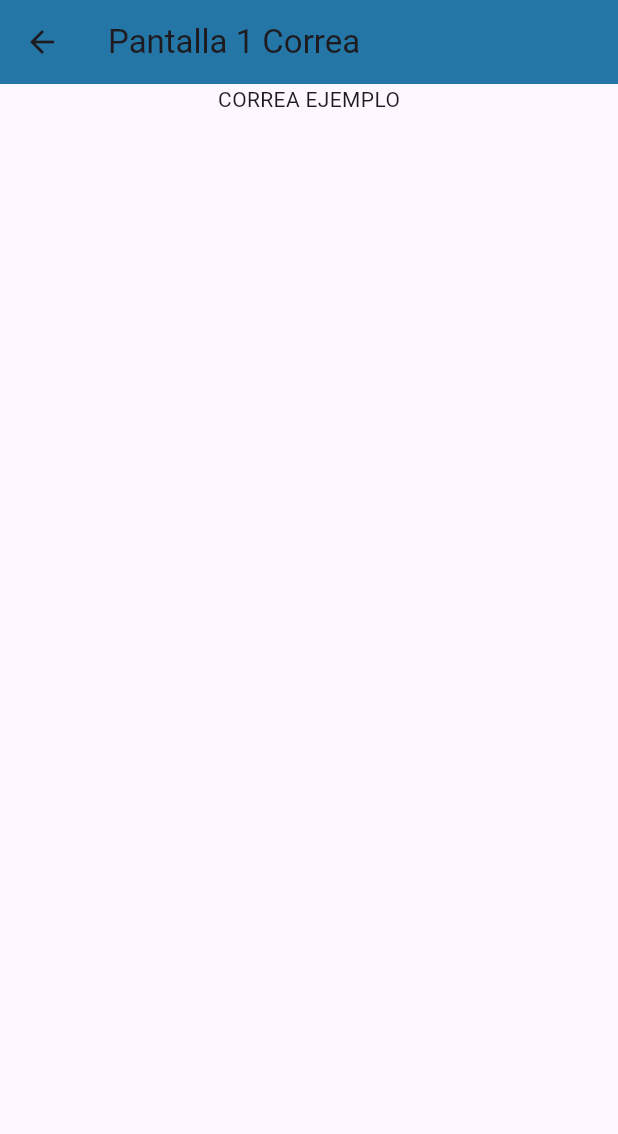
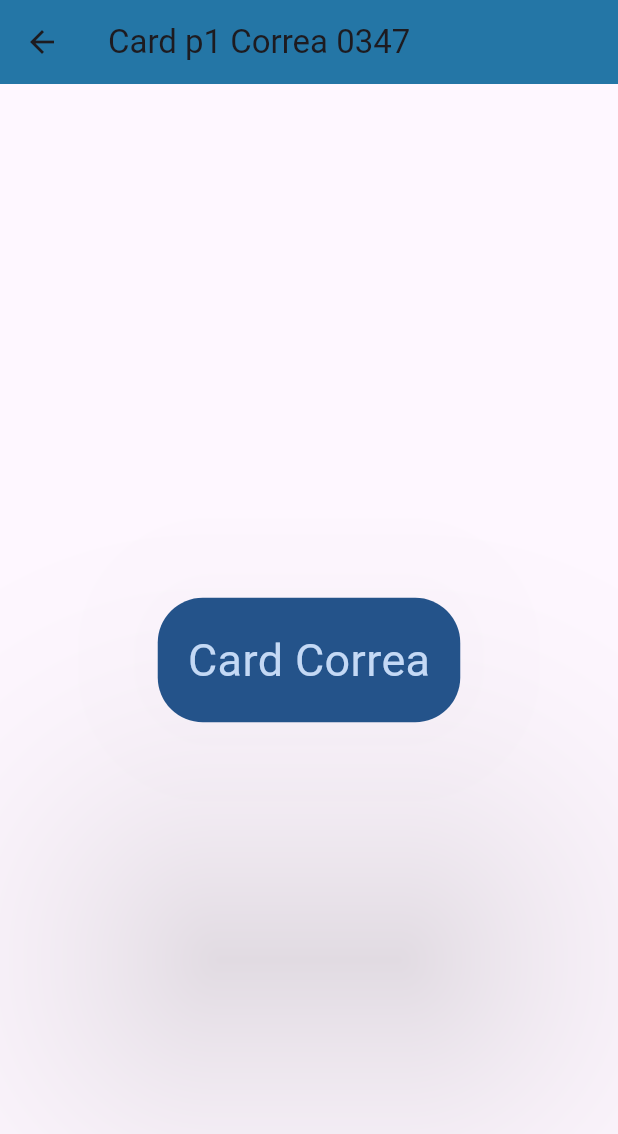
Before and after one commit to CorreaMontesDiego/p15-RutasV2-0347, a Flutter app: the Pantalla1_0347 screen opened by its route, on a phone screen of 412 x 824 dp. Shown: the top 1134 px of the screen. Run offline on Flutter 3.47's test engine with Material 3 defaults, Android fonts, the phone set to English and light mode, and no system bars.

```diff
--- a/lib/pantalla1_0347.dart
+++ b/lib/pantalla1_0347.dart
@@ -8,16 +8,22 @@ class Pantalla1_0347 extends StatelessWidget {
   Widget build(BuildContext context) {
     return Scaffold(
       appBar: AppBar(
-        title: Text("Pantalla 1 Correa"),
+        title: Text("Card p1 Correa 0347"),
         backgroundColor: Color(0xff2476a6),
       ),
       body: Center(
-        child: Column(
-          children: [
-            Container(
-              child: Text("CORREA EJEMPLO"),
-            )
-          ], // niños
+        child: Card(
+          elevation: 100,
+          shape:
+              RoundedRectangleBorder(borderRadius: BorderRadius.circular(30)),
+          color: Color(0xff24538a),
+          child: Padding(
+            padding: EdgeInsets.all(20),
+            child: Text(
+              "Card Correa",
+              style: TextStyle(fontSize: 30, color: Color(0xffc4d9f5)),
+            ),
+          ),
         ),
       ),
     );
--- a/lib/pantalla2_0347.dart
+++ b/lib/pantalla2_0347.dart
@@ -8,18 +8,24 @@ class Pantalla2_0347 extends StatelessWidget {
   Widget build(BuildContext context) {
     return Scaffold(
       appBar: AppBar(
-        title: Text("Pantalla 2 Correa0347"),
+        title: Text("Card 2 Correa0347"),
         backgroundColor: Color(0xff462781),
       ),
       body: Center(
-        child: Column(
-          mainAxisAlignment: MainAxisAlignment.center,
-          children: [
-            ElevatedButton(
-              onPressed: () {}, //si preciona boton
-              child: Text("Pantalla"),
-            )
-          ],
+        child: Container(
+          color: Color(0x1f716a82),
+          width: double.infinity,
+          height: 300,
+          child: Card(
+            shape:
+                RoundedRectangleBorder(borderRadius: BorderRadius.circular(30)),
+            color: Color(0xff9281b1),
+            margin: EdgeInsets.all(32),
+            child: Padding(
+              padding: EdgeInsets.all(16),
+              child: Text("Card 2 Correa", style: TextStyle(fontSize: 45)),
+            ),
+          ),
         ),
       ),
     );
--- a/lib/pantallainicial_0347.dart
+++ b/lib/pantallainicial_0347.dart
@@ -8,7 +8,7 @@ class PantallaInicial0347 extends StatelessWidget {
   Widget build(BuildContext context) {
     return Scaffold(
       appBar: AppBar(
-        title: Text("Pantalla Inicial Correa0347"),
+        title: Text("Card contenedor Correa0347"),
         backgroundColor: Color(0xff2e4c8e),
       ),
       body: Center(
```
